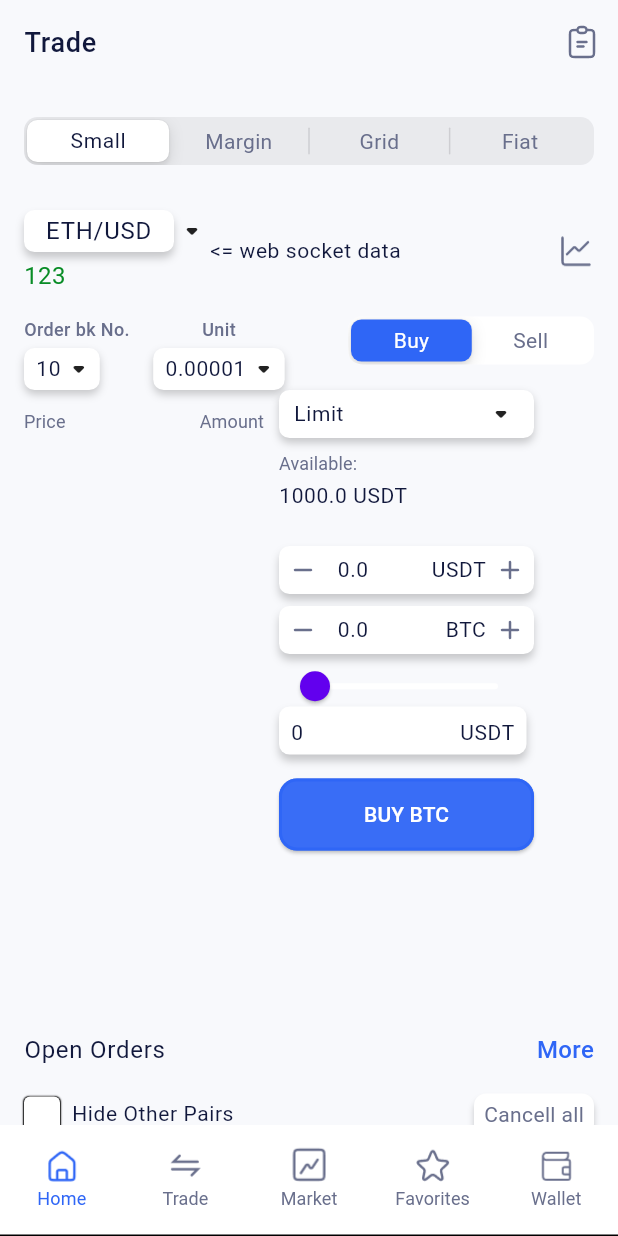
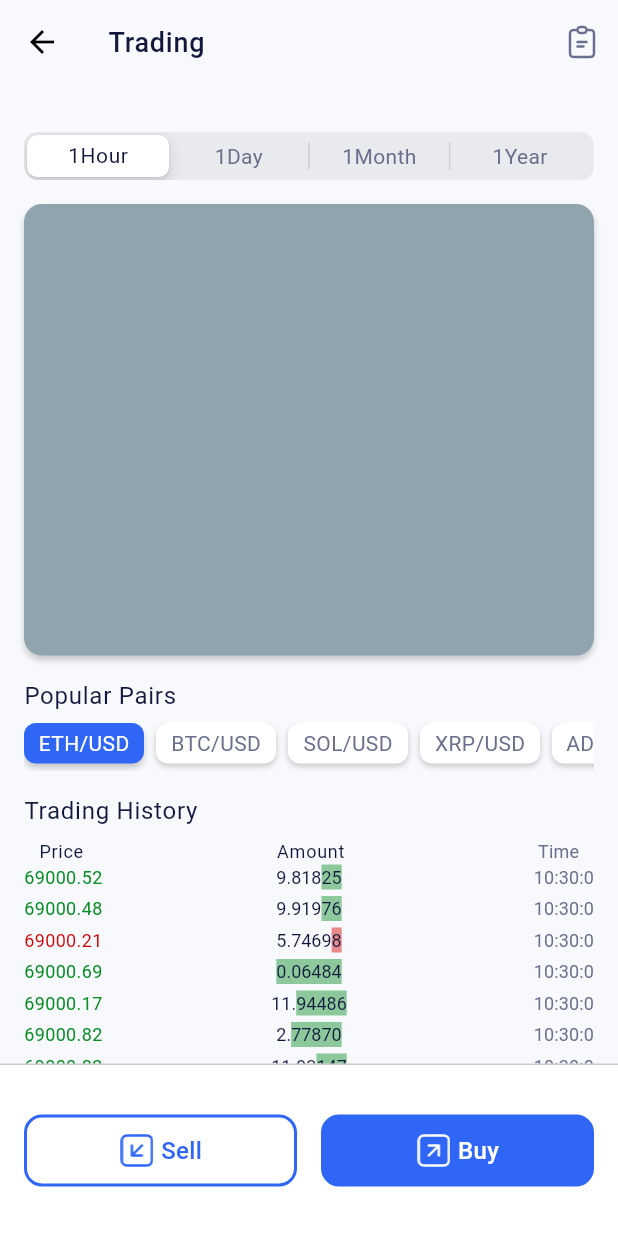
Before and after one commit to bai-93/binanceApp, a Flutter app: the screen it shows after launch, on a phone screen of 412 x 824 dp. Run offline on Flutter 3.47's test engine with Material 3 defaults, Android fonts, the phone set to English and light mode, and no system bars; our stand-ins replace adaptive_theme, bloc, camera, dio, equatable, flutter_bloc and 9 more; accounts and stored records are empty; generated files the repository leaves out were written again; network calls fail.

Commit message:
trade graph page

```diff
--- a/lib/config/route/main_router.dart
+++ b/lib/config/route/main_router.dart
@@ -26,7 +26,7 @@ class AppRouter {
 
   GoRouter configRouter() {
     GoRouter goRouter = GoRouter(
-      initialLocation: "/trade",//RouterPathManager.getRouterPath(),
+      initialLocation: '/trade/graph', //RouterPathManager.getRouterPath(),
       navigatorKey: _rootNavigatorKey,
       routes: [
         GoRoute(
--- a/lib/config/route/tabbar_routes/trade/trade_router.dart
+++ b/lib/config/route/tabbar_routes/trade/trade_router.dart
@@ -1,17 +1,26 @@
 import 'package:flutter/material.dart';
 import 'package:go_router/go_router.dart';
 import 'package:sheker/presentation/pages/trade_page/trade_main.dart';
+import 'package:sheker/presentation/pages/trade_page/trading_pair/graph_of_coin/graph_coin.dart';
 
 class TradeRouter {
   static GoRoute getRouter({GlobalKey<NavigatorState>? key}) {
     return GoRoute(
-      path: '/trade',
-      builder: (context, state) {
-        return const TradeMain();
-      },
-      routes: [
-
-      ]
-    );
+        path: '/trade',
+        builder: (context, state) {
+          return const TradeMain();
+        },
+        routes: [
+          GoRoute(
+            parentNavigatorKey: key,
+            path: 'graph',
+            builder: (context, state) {
+              // if (state.extra is int) {
+                return GraphOfCoin(0);
+              // }
+              // return Container(color: Colors.blue,);
+            },
+          )
+        ]);
   }
 }
--- a/lib/presentation/pages/trade_page/trade_main.dart
+++ b/lib/presentation/pages/trade_page/trade_main.dart
@@ -43,7 +43,7 @@ class _TradeMainState extends BaseScreenState<TradeMain> with BaseScreenMixin {
   }
 
   Map<int, Widget> makeSlidingItems(int index) {
-    List<String> textsData = ['Small', 'Margin', 'Grid', 'Fiat'];
+    List<String> textsData = ['Spot', 'Margin', 'Grid', 'Fiat'];
     TextStyle? textStyle;
     Map<int, Widget> dataWidgets = {};
     for (int i = 0; i < 4; i++) {
--- /dev/null
+++ b/lib/presentation/pages/trade_page/trading_pair/graph_of_coin/graph_coin.dart
@@ -0,0 +1,435 @@
+import 'package:flutter/cupertino.dart';
+import 'package:flutter/material.dart';
+import 'package:sheker/config/base_widgets/base_statefull.dart';
+import 'package:sheker/config/base_widgets/base_stateless.dart';
+import 'package:sheker/domain/entities/hive_services/user_service_hive.dart';
+import 'package:sheker/presentation/pages/trade_page/trading_pair/graph_of_coin/view_model/graph_coin_view_model.dart';
+import 'package:sheker/utilities/app_colors.dart';
+
+class GraphOfCoin extends BaseScreen {
+  final int index;
+  const GraphOfCoin(this.index, {super.key});
+  @override
+  State<GraphOfCoin> createState() => _GraphOfCoinState();
+}
+
+class _GraphOfCoinState extends BaseScreenState<GraphOfCoin>
+    with BaseScreenMixin {
+  Map<int, Widget> slidingItems = {};
+  late GraphCoinViewModel model;
+
+  @override
+  void initState() {
+    model = GraphCoinViewModel(widget.index);
+    super.initState();
+  }
+
+  @override
+  AppBar? typeAppbar({AppbarType type = AppbarType.none}) {
+    return super.typeAppbar(type: AppbarType.custom);
+  }
+
+  @override
+  AppBar customAppbar() {
+    return AppBar(
+      title: Text('Trading', style: Theme.of(context).textTheme.bodyLarge),
+      actions: [
+        IconButton(
+            onPressed: () {
+              debugPrint('trading appbar');
+            },
+            icon: Image.asset('lib/images/trade/order.png'))
+      ],
+      backgroundColor: Theme.of(context).appBarTheme.backgroundColor,
+    );
+  }
+
+  @override
+  Widget build(BuildContext context) {
+    return Scaffold(
+      appBar: customAppbar(),
+      body: Stack(
+        children: [
+          SingleChildScrollView(child: body()),
+          Align(
+            alignment: Alignment.bottomCenter,
+            child: Container(
+              width: sizeOfScreen().width,
+              height: 115.0,
+              decoration: BoxDecoration(
+                  color: Theme.of(context).colorScheme.surface,
+                  border: Border(
+                      top: BorderSide(color: AppColorsUtility.internalShadow))),
+              child: Row(
+                children: [
+                  const SizedBox(
+                    width: 16.0,
+                  ),
+                  Expanded(child: makeBottomButton(() {
+                    debugPrint("sell");
+                  })),
+                  const SizedBox(
+                    width: 16.0,
+                  ),
+                  Expanded(
+                      child: makeBottomButton(() {
+                    debugPrint("buy");
+                  }, isBuy: false)),
+                  const SizedBox(
+                    width: 16.0,
+                  )
+                ],
+              ),
+            ),
+          )
+        ],
+      ),
+    );
+  }
+
+  @override
+  Widget body() {
+    slidingItems = makeSlidingItems(model.getCurrentIndex());
+    return Padding(
+      padding: const EdgeInsets.all(16.0),
+      child: Column(
+        crossAxisAlignment: CrossAxisAlignment.start,
+        children: [
+          const SizedBox(
+            height: 16.0,
+          ),
+          SizedBox(
+            height: 32.0,
+            width: sizeOfScreen().width,
+            child: CupertinoSlidingSegmentedControl(
+              thumbColor: Theme.of(context).colorScheme.surface,
+              groupValue: model.getCurrentIndex(),
+              onValueChanged: (value) {
+                setState(() {
+                  model.setIndex(value ?? 0);
+                });
+              },
+              children: slidingItems,
+            ),
+          ),
+          const SizedBox(
+            height: 16.0,
+          ),
+          Container(
+            width: sizeOfScreen().width,
+            height: 301.0,
+            decoration: BoxDecoration(
+                color: Colors.blueGrey[300],
+                borderRadius: const BorderRadius.all(Radius.circular(12.0)),
+                boxShadow: [
+                  BoxShadow(
+                      color: AppColorsUtility.internalShadow,
+                      offset: const Offset(0.0, 3.0),
+                      blurRadius: 3.0)
+                ]),
+          ), //graph container
+          const SizedBox(height: 16.0),
+          Text(
+            'Popular Pairs',
+            style: Theme.of(context).textTheme.labelMedium,
+          ),
+          const SizedBox(
+            height: 8.0,
+          ),
+          makeCoinButtons(),
+          const SizedBox(
+            height: 16.0,
+          ),
+          Text(
+            'Trading History',
+            style: Theme.of(context).textTheme.labelMedium,
+          ),
+          const SizedBox(
+            height: 8.0,
+          ),
+          makePriceAmountTimeColumn(),
+          const SizedBox(
+            height: 100.0,
+          )
+        ],
+      ),
+    );
+  }
+
+  Map<int, Widget> makeSlidingItems(int index) {
+    TextStyle? textStyle;
+    Map<int, Widget> dataWidgets = {};
+    for (int i = 0; i < model.getTitles().length; i++) {
+      if (i == index) {
+        textStyle = Theme.of(context).textTheme.bodySmall;
+        dataWidgets[i] = Text(
+          model.getTitles()[i],
+          style: textStyle,
+        );
+      } else {
+        textStyle = TextStyle(
+            color: AppColorsUtility.secondary,
+            fontSize: 14.0,
+            fontWeight: FontWeight.w400);
+        dataWidgets[i] = Text(model.getTitles()[i], style: textStyle);
+      }
+    }
+    return dataWidgets;
+  }
+
+  Widget makeCoinButtons() {
+    List<Widget> buttons = [];
+
+    for (int i = 0; i <= model.getTitles().length; i++) {
+      Widget title = Text(model.getCoinTitles()[i],
+          style: TextStyle(
+              color: i == model.getCoinTitleOfButtonIndex()
+                  ? AppColorsUtility.surface
+                  : AppColorsUtility.secondary,
+              fontSize: 14.0,
+              fontWeight: FontWeight.w400));
+      if (i == model.getCoinTitleOfButtonIndex()) {
+        Color background = UserServiceHive.getIsDarkTheme()
+            ? AppColorsUtility.darkPrimary
+            : AppColorsUtility.onboardingPrimary;
+        buttons.add(GestureDetector(
+          onTap: () {
+            setState(() {
+              model.setIndexOfButtonIndexCoin(i);
+            });
+          },
+          child: Container(
+            width: 80.0,
+            height: 28.0,
+            decoration: BoxDecoration(
+                color: background,
+                borderRadius: const BorderRadius.all(Radius.circular(8.0)),
+                boxShadow: [
+                  BoxShadow(
+                      color: AppColorsUtility.internalShadow,
+                      offset: const Offset(0.0, 3.0),
+                      blurRadius: 3.0)
+                ]),
+            child: Center(child: title),
+          ),
+        ));
+      } else {
+        buttons.add(GestureDetector(
+          onTap: () {
+            setState(() {
+              model.setIndexOfButtonIndexCoin(i);
+            });
+          },
+          child: Container(
+            width: 80.0,
+            height: 28.0,
+            decoration: BoxDecoration(
+                color: Theme.of(context).colorScheme.surface,
+                borderRadius: const BorderRadius.all(Radius.circular(8.0)),
+                boxShadow: [
+                  BoxShadow(
+                      color: AppColorsUtility.internalShadow,
+                      offset: const Offset(0.0, 2.0),
+                      blurRadius: 3.0)
+                ]),
+            child: Center(child: title),
+          ),
+        ));
+      }
+    }
+    return SizedBox(
+      height: 32.0,
+      width: sizeOfScreen().width,
+      child: ListView.separated(
+        padding: const EdgeInsets.only(bottom: 5.0),
+        scrollDirection: Axis.horizontal,
+        itemCount: buttons.length,
+        itemBuilder: (context, index) {
+          return buttons[index];
+        },
+        separatorBuilder: (context, index) {
+          return const SizedBox(
+            width: 8.0,
+            height: 1,
+          );
+        },
+      ),
+    );
+  }
+
+  Widget makePriceAmountTimeColumn() {
+    var data = model.generateNumber(69000, 10);
+    return Column(
+      children: [
+        Row(
+          mainAxisAlignment: MainAxisAlignment.spaceBetween,
+          children: [
+            const SizedBox(
+              width: 10.0,
+            ),
+            Text(
+              'Price',
+              style: Theme.of(context).textTheme.labelSmall,
+            ),
+            const Spacer(),
+            Text(
+              'Amount',
+              style: Theme.of(context).textTheme.labelSmall,
+            ),
+            const Spacer(),
+            makeText('Time', isDate: true),
+            const SizedBox(
+              width: 10.0,
+            )
+          ],
+        ),
+        Row(
+          mainAxisAlignment: MainAxisAlignment.spaceBetween,
+          children: [
+            SizedBox(
+              width: sizeOfScreen().width * 0.2,
+              height: sizeOfScreen().height * 0.35,
+              child: ListView.separated(
+                  physics: const NeverScrollableScrollPhysics(),
+                  itemBuilder: (context, index) {
+                    return makeText(data[index].price,
+                        flag: data[index].isGreen);
+                  },
+                  separatorBuilder: (context, index) {
+                    return const SizedBox(
+                      height: 4.0,
+                    );
+                  },
+                  itemCount: data.length),
+            ),
+            const Spacer(),
+            SizedBox(
+              width: sizeOfScreen().width * 0.2,
+              height: sizeOfScreen().height * 0.35,
+              child: ListView.separated(
+                  physics: const NeverScrollableScrollPhysics(),
+                  itemBuilder: (context, index) {
+                    return makeColoredRichText(data[index].amount,
+                        flag: data[index].isGreen);
+                  },
+                  separatorBuilder: (context, index) {
+                    return const SizedBox(
+                      height: 4.0,
+                    );
+                  },
+                  itemCount: data.length),
+            ),
+            const Spacer(),
+            SizedBox(
+              width: sizeOfScreen().width * 0.2,
+              height: sizeOfScreen().height * 0.35,
+              child: ListView.separated(
+                  physics: const NeverScrollableScrollPhysics(),
+                  itemBuilder: (context, index) {
+                    return makeText(data[index].time, isDate: true);
+                  },
+                  separatorBuilder: (context, index) {
+                    return const SizedBox(
+                      height: 4.0,
+                    );
+                  },
+                  itemCount: data.length),
+            )
+          ],
+        ),
+      ],
+    );
+  }
+
+  Widget makeText(String input, {bool flag = false, bool isDate = false}) {
+    if (isDate) {
+      return Text(
+        input,
+        style: Theme.of(context).textTheme.titleSmall,
+        textAlign: TextAlign.right,
+      );
+    } else {
+      return Text(
+        input,
+        style: TextStyle(
+            color: flag ? AppColorsUtility.green : AppColorsUtility.red,
+            fontSize: 12.0,
+            fontWeight: FontWeight.w400),
+      );
+    }
+  }
+
+  Widget makeColoredRichText(String input, {bool flag = false}) {
+    List<String> partOfText = model.getRandomPartOfString(input);
+    double fontSize = 12.0;
+    FontWeight fontWeight = FontWeight.w400;
+    Color? colorFont = Theme.of(context).textTheme.labelSmall?.color;
+    Color? backgroundColor = flag
+        ? AppColorsUtility.green.withOpacity(0.45)
+        : AppColorsUtility.red.withOpacity(0.45);
+    return RichText(
+        textAlign: TextAlign.center,
+        text: TextSpan(
+            text: partOfText[0],
+            style: TextStyle(
+                color: colorFont,
+                fontSize: fontSize,
+                fontWeight: fontWeight,
+                height: 1.39),
+            children: [
+              TextSpan(
+                  text: partOfText[1],
+                  style: TextStyle(
+                      color: colorFont,
+                      backgroundColor: backgroundColor,
+                      fontSize: fontSize,
+                      fontWeight: fontWeight,
+                      height: 1.39))
+            ]));
+  }
+
+  Widget makeBottomButton(void Function() onTap, {bool isBuy = true}) {
+    Image image = isBuy
+        ? Image.asset('lib/images/trade/sell_blue.png',
+            width: 24.0, height: 24.0)
+        : Image.asset('lib/images/trade/sell_white.png',
+            width: 24.0, height: 24.0);
+    Text text = isBuy
+        ? Text(
+            'Sell',
+            style: Theme.of(context).textTheme.bodyMedium,
+          )
+        : Text(
+            'Buy',
+            style: TextStyle(
+                color: AppColorsUtility.surface,
+                fontSize: 16.0,
+                fontWeight: FontWeight.w500),
+          );
+    return GestureDetector(
+      onTap: onTap,
+      child: Container(
+        height: 48.0,
+        decoration: BoxDecoration(
+            color: isBuy
+                ? Theme.of(context).colorScheme.surface
+                : AppColorsUtility.onboardingPrimary,
+            borderRadius: const BorderRadius.all(Radius.circular(12.0)),
+            border: Border.all(
+                color: AppColorsUtility.onboardingPrimary, width: 2.0)),
+        child: Center(
+          child: Row(
+            mainAxisAlignment: MainAxisAlignment.center,
+            children: [
+              image,
+              const SizedBox(
+                width: 4.0,
+              ),
+              text
+            ],
+          ),
+        ),
+      ),
+    );
+  }
+}
--- /dev/null
+++ b/lib/presentation/pages/trade_page/trading_pair/graph_of_coin/view_model/graph_coin_view_model.dart
@@ -0,0 +1,94 @@
+import 'dart:math';
+
+import 'package:sheker/utilities/date_format.dart';
+import 'package:sheker/utilities/money_formatter.dart';
+
+class GraphCoinViewModel {
+  int _currentIndex = 0;
+  int _coinTitleOfButtonIndex = 0;
+
+  final List<String> _titlesOfQueryDates = ['1Hour', '1Day', '1Month', '1Year'];
+  final List<String> _coinQueriesSymbolData = [
+    'ethereum',
+    'bitcoin',
+    'solana',
+    'xrp',
+    'cardano'
+  ];
+  final List<String> _coinLabelTitles = [
+    'ETH/USD',
+    'BTC/USD',
+    'SOL/USD',
+    'XRP/USD',
+    'ADA/USD'
+  ];
+
+  final Random _random = Random();
+
+  GraphCoinViewModel(this._coinTitleOfButtonIndex);
+
+  List<String> getTitles() {
+    return _titlesOfQueryDates;
+  }
+
+  int getCurrentIndex() {
+    return _currentIndex;
+  }
+
+  int getCoinTitleOfButtonIndex() {
+    return _coinTitleOfButtonIndex;
+  }
+
+  void setIndex(int index) {
+    _currentIndex = index;
+  }
+
+  void setIndexOfButtonIndexCoin(int index) {
+    _coinTitleOfButtonIndex = index;
+  }
+
+  List<String> getCoinTitles() {
+    return _coinLabelTitles;
+  }
+
+  List<_PriceAmountTime> generateNumber(double inputPrice, int inputLength) {
+    if (inputLength == 0) {
+      return [];
+    } else {
+      List<_PriceAmountTime> data = [];
+      for (int i = 0; i < inputLength; i++) {
+        bool flag = _random.nextBool();
+        double price = _random.nextDouble() + 1 * inputPrice;
+        double amount = _random.nextDouble() * 1 * 12.34582;
+        String time = DateFormatUtility.getCurrentTime();
+
+        data.add(_PriceAmountTime(
+            flag,
+            MoneyFormatterUtility.moneyFormatShort(price),
+            MoneyFormatterUtility.moneyFormatCount(amount),
+            time));
+      }
+      return data;
+    }
+  }
+
+  List<String> getRandomPartOfString(String input) {
+    String firstPart = '', secondPart = '';
+    int maxLength = input.length;
+    int startIndex = _random.nextInt(maxLength);
+    if (maxLength == startIndex) {
+      return [input, ''];
+    } else {
+      firstPart = input.replaceRange(startIndex, null, '');
+      secondPart = input.substring(startIndex, maxLength);
+      return [firstPart, secondPart];
+    }
+  }
+}
+
+class _PriceAmountTime {
+  bool isGreen;
+  String price, amount;
+  String time;
+  _PriceAmountTime(this.isGreen, this.price, this.amount, this.time);
+}
--- a/lib/presentation/pages/trade_page/trading_pair/trading_pair.dart
+++ b/lib/presentation/pages/trade_page/trading_pair/trading_pair.dart
@@ -1,4 +1,5 @@
 import 'package:flutter/material.dart';
+import 'package:go_router/go_router.dart';
 import 'package:sheker/presentation/pages/trade_page/trading_pair/coins_model.dart';
 import 'package:sheker/presentation/pages/trade_page/trading_pair/trading_websocket_model.dart';
 import 'package:sheker/utilities/app_colors.dart';
@@ -76,7 +77,8 @@ class _TradingPairState extends State<TradingPair> {
           const Spacer(),
           GestureDetector(
             onTap: () {
-              debugPrint("graph button was tapped");
+              context.go('/trade/graph', extra: _coinModel.getCurrentIndex());
+              debugPrint('current index == ${_coinModel.getCurrentIndex()}');
             },
             child: Image.asset(
               'lib/images/trade/graph.png',
--- a/lib/utilities/app_colors.dart
+++ b/lib/utilities/app_colors.dart
@@ -17,4 +17,5 @@ class AppColorsUtility {
   static Color green = '#098C26'.toColor();
   static Color orange = '#F7931A'.toColor();
   static Color red = '#CD0000'.toColor();
+  static Color darkPrimary = '#436FE2'.toColor();
 }
--- a/lib/utilities/date_format.dart
+++ b/lib/utilities/date_format.dart
@@ -12,4 +12,10 @@ class DateFormatUtility {
       return output;
     }
   }
+
+  static String getCurrentTime() {
+    DateTime dateTime = DateTime.now();
+    String output = '${dateTime.hour}:${dateTime.minute}:${dateTime.second}';
+    return output;
+  }
 }
```
Also changed, not shown: lib/images/trade/1.5x/sell_blue.png (added), lib/images/trade/1.5x/sell_white.png (added), lib/images/trade/2.0x/sell_blue.png (added), lib/images/trade/2.0x/sell_white.png (added), lib/images/trade/3.0x/sell_blue.png (added), lib/images/trade/3.0x/sell_white.png (added), lib/images/trade/sell_blue.png (added), lib/images/trade/sell_white.png (added).
